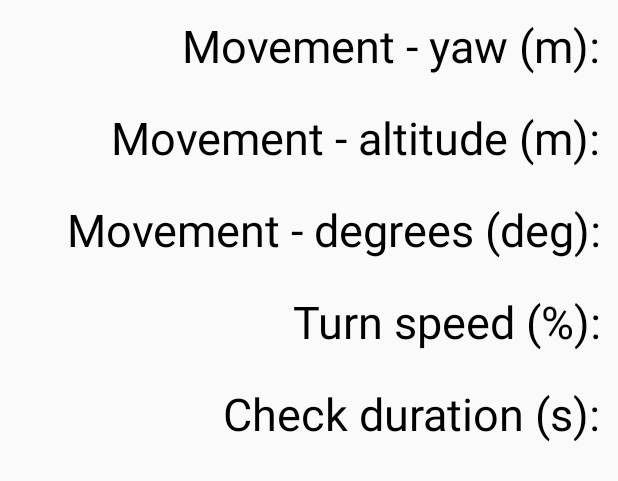
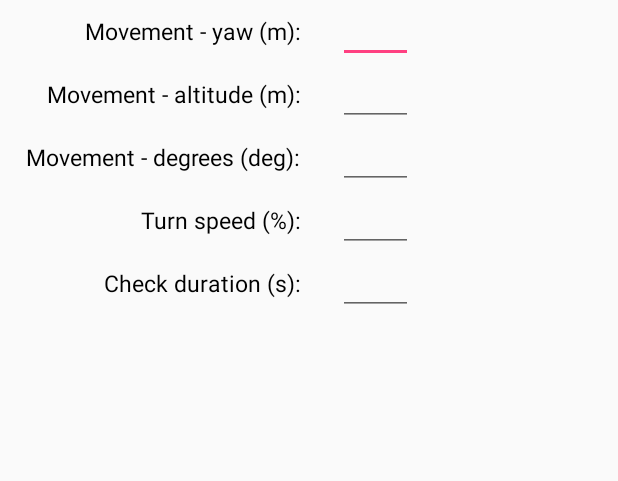
Before and after one commit to ChrisJLester/BC-SoloTestApp, an Android app: the layout layout_settings.xml on its own in the app's theme, with its tools: preview values and no code run, on a phone screen of 412 x 824 dp. Shown: the top 481 px of the screen. Run offline under Robolectric (Android 15) with nearby library versions, the phone set to English and light mode, and no system bars.

Commit message:
Layout scaling

```diff
--- a/app/src/main/res/layout/layout_settings.xml
+++ b/app/src/main/res/layout/layout_settings.xml
@@ -5,111 +5,111 @@
     android:columnCount="2">
 
     <TextView
-        android:layout_width="400dp"
+        android:layout_width="@dimen/dimen_400"
         android:layout_height="wrap_content"
         android:text="Movement - yaw (m):"
         android:textColor="#000"
         android:textAlignment="textEnd"
-        android:textSize="30sp"
+        android:textSize="@dimen/text_size_30"
         android:id="@+id/textView"
         android:layout_row="0"
         android:layout_column="0" />
 
     <TextView
-        android:layout_width="400dp"
+        android:layout_width="@dimen/dimen_400"
         android:layout_height="wrap_content"
         android:text="Movement - altitude (m):"
         android:textColor="#000"
         android:textAlignment="textEnd"
-        android:textSize="30sp"
+        android:textSize="@dimen/text_size_30"
         android:id="@+id/textView2"
         android:layout_row="1"
         android:layout_column="0" />
 
     <TextView
-        android:layout_width="400dp"
+        android:layout_width="@dimen/dimen_400"
         android:layout_height="wrap_content"
         android:text="Movement - degrees (deg):"
         android:textColor="#000"
         android:textAlignment="textEnd"
-        android:textSize="30sp"
+        android:textSize="@dimen/text_size_30"
         android:id="@+id/textView3"
         android:layout_row="2"
         android:layout_column="0" />
 
     <TextView
-        android:layout_width="400dp"
+        android:layout_width="@dimen/dimen_400"
         android:layout_height="wrap_content"
         android:text="Turn speed (%):"
         android:textColor="#000"
         android:textAlignment="textEnd"
-        android:textSize="30sp"
+        android:textSize="@dimen/text_size_30"
         android:id="@+id/textView4"
         android:layout_row="3"
         android:layout_column="0" />
 
     <TextView
-        android:layout_width="400dp"
+        android:layout_width="@dimen/dimen_400"
         android:layout_height="wrap_content"
         android:text="Check duration (s):"
         android:textColor="#000"
         android:textAlignment="textEnd"
-        android:textSize="30sp"
+        android:textSize="@dimen/text_size_30"
         android:id="@+id/textView5"
         android:layout_row="4"
         android:layout_column="0" />
 
     <EditText android:id="@+id/lblSettings_Yaw"
-        android:layout_width="100dp"
+        android:layout_width="@dimen/dimen_100"
         android:layout_height="wrap_content"
-        android:layout_marginStart="50dp"
+        android:layout_marginStart="@dimen/padding_50"
         android:textColor="#000"
         android:textAlignment="center"
-        android:textSize="30sp"
+        android:textSize="@dimen/text_size_30"
         android:layout_row="0"
         android:layout_column="1"
         android:inputType="number" />
 
     <EditText android:id="@+id/lblSettings_Alt"
-        android:layout_width="100dp"
+        android:layout_width="@dimen/dimen_100"
         android:layout_height="wrap_content"
-        android:layout_marginStart="50dp"
+        android:layout_marginStart="@dimen/padding_50"
         android:textColor="#000"
         android:textAlignment="center"
-        android:textSize="30sp"
+        android:textSize="@dimen/text_size_30"
         android:layout_row="1"
         android:layout_column="1"
         android:inputType="number"/>
 
     <EditText android:id="@+id/lblSettings_Deg"
-        android:layout_width="100dp"
+        android:layout_width="@dimen/dimen_100"
         android:layout_height="wrap_content"
-        android:layout_marginStart="50dp"
+        android:layout_marginStart="@dimen/padding_50"
         android:textColor="#000"
         android:textAlignment="center"
-        android:textSize="30sp"
+        android:textSize="@dimen/text_size_30"
         android:layout_row="2"
         android:layout_column="1"
         android:inputType="number"/>
 
     <EditText android:id="@+id/lblSettings_TurnSpd"
-        android:layout_width="100dp"
+        android:layout_width="@dimen/dimen_100"
         android:layout_height="wrap_content"
-        android:layout_marginStart="50dp"
+        android:layout_marginStart="@dimen/padding_50"
         android:textColor="#000"
         android:textAlignment="center"
-        android:textSize="30sp"
+        android:textSize="@dimen/text_size_30"
         android:layout_row="3"
         android:layout_column="1"
         android:inputType="number"/>
 
     <EditText android:id="@+id/lblSettings_ChkDur"
-        android:layout_width="100dp"
+        android:layout_width="@dimen/dimen_100"
         android:layout_height="wrap_content"
-        android:layout_marginStart="50dp"
+        android:layout_marginStart="@dimen/padding_50"
         android:textColor="#000"
         android:textAlignment="center"
-        android:textSize="30sp"
+        android:textSize="@dimen/text_size_30"
         android:layout_row="4"
         android:layout_column="1"
         android:inputType="number"/>
--- a/app/src/main/res/values-w820dp/dimens.xml
+++ b/app/src/main/res/values-w820dp/dimens.xml
@@ -3,4 +3,19 @@
          (such as screen margins) for screens with more than 820dp of available width. This
          would include 7" and 10" devices in landscape (~960dp and ~1280dp respectively). -->
     <dimen name="activity_horizontal_margin">64dp</dimen>
+
+    <dimen name="text_size_14">14sp</dimen>
+    <dimen name="text_size_18">18sp</dimen>
+    <dimen name="text_size_30">30sp</dimen>
+
+    <dimen name="padding_10">10dp</dimen>
+    <dimen name="padding_15">15dp</dimen>
+    <dimen name="padding_20">20dp</dimen>
+    <dimen name="padding_50">50dp</dimen>
+
+    <dimen name="dimen_45">45dp</dimen>
+    <dimen name="dimen_100">100dp</dimen>
+    <dimen name="dimen_120">120dp</dimen>
+    <dimen name="dimen_200">200dp</dimen>
+    <dimen name="dimen_400">400dp</dimen>
 </resources>
--- a/app/src/main/res/values/dimens.xml
+++ b/app/src/main/res/values/dimens.xml
@@ -1,5 +1,20 @@
 <resources>
-    <!-- Default screen margins, per the Android Design guidelines. -->
+    <!-- For smaller screens -->
     <dimen name="activity_horizontal_margin">16dp</dimen>
     <dimen name="activity_vertical_margin">16dp</dimen>
+
+    <dimen name="text_size_14">7sp</dimen>
+    <dimen name="text_size_18">9sp</dimen>
+    <dimen name="text_size_30">15sp</dimen>
+
+    <dimen name="padding_10">5dp</dimen>
+    <dimen name="padding_15">7dp</dimen>
+    <dimen name="padding_20">10dp</dimen>
+    <dimen name="padding_50">25dp</dimen>
+
+    <dimen name="dimen_45">22dp</dimen>
+    <dimen name="dimen_100">50dp</dimen>
+    <dimen name="dimen_120">60dp</dimen>
+    <dimen name="dimen_200">100dp</dimen>
+    <dimen name="dimen_400">200dp</dimen>
 </resources>
```
